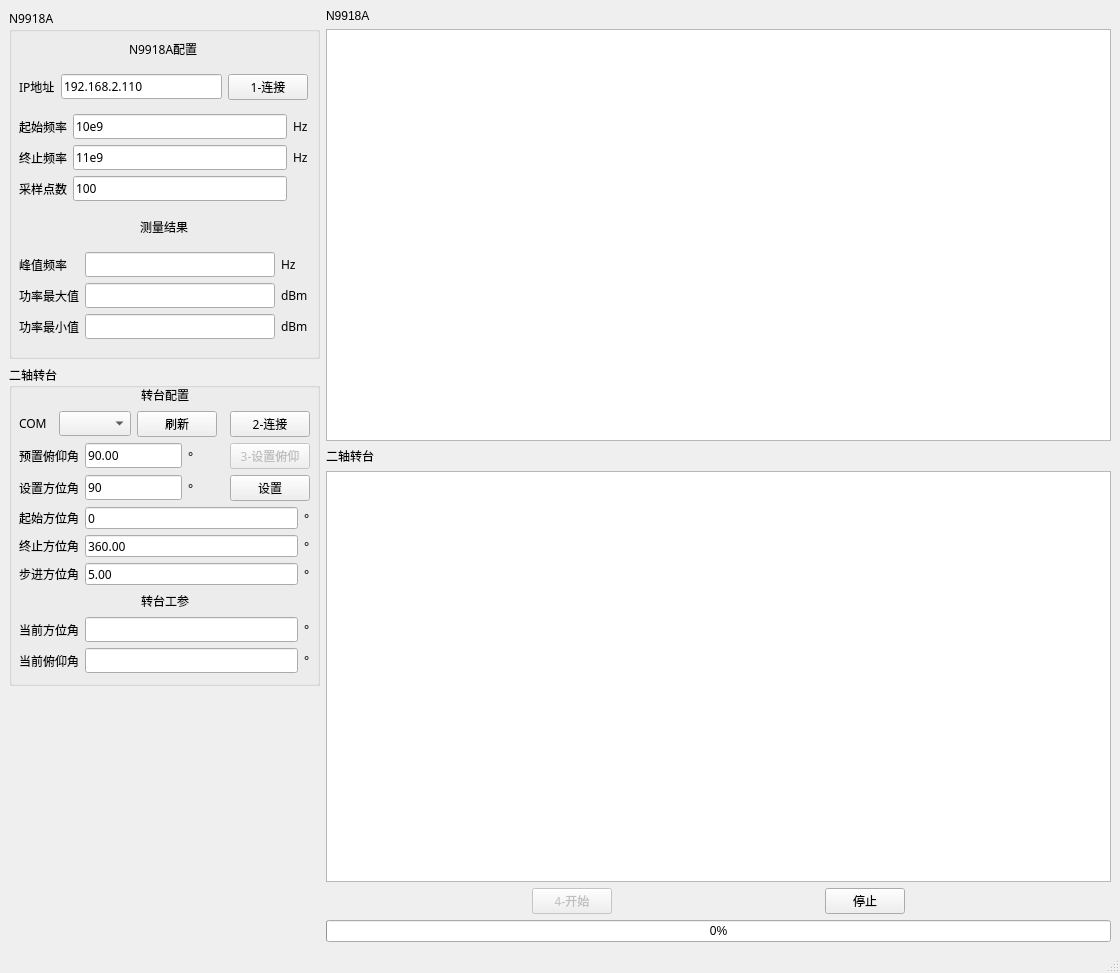
Before: the Qt Designer form mainwindow.ui in ArtisticZhao/antenna_pattern, drawn with Qt 5.
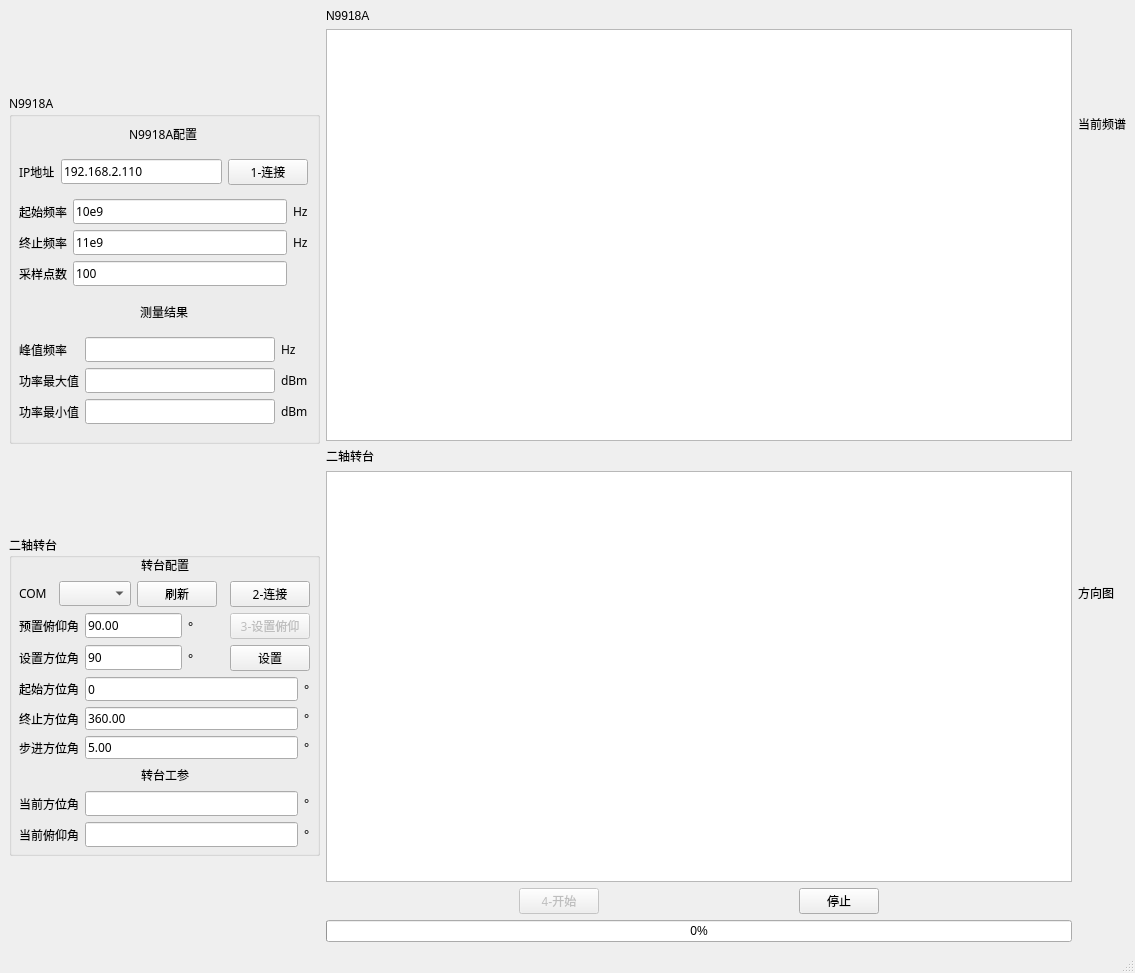
After: the same form once the commit is applied. Custom widgets are drawn as their Qt base class.

Commit message: 使用QChart库完成频谱和方向图的绘制

What changed in the file:
```diff
--- a/mainwindow.ui
+++ b/mainwindow.ui
@@ -9,7 +9,7 @@
    <rect>
     <x>0</x>
     <y>0</y>
-    <width>1120</width>
+    <width>1135</width>
     <height>973</height>
    </rect>
   </property>
@@ -379,7 +379,7 @@
            <x>10</x>
            <y>20</y>
            <width>291</width>
-           <height>288</height>
+           <height>292</height>
           </rect>
          </property>
          <layout class="QVBoxLayout" name="verticalLayout_2">
@@ -784,19 +784,6 @@
         </widget>
        </widget>
       </item>
-      <item>
-       <spacer name="verticalSpacer">
-        <property name="orientation">
-         <enum>Qt::Vertical</enum>
-        </property>
-        <property name="sizeHint" stdset="0">
-         <size>
-          <width>20</width>
-          <height>40</height>
-         </size>
-        </property>
-       </spacer>
-      </item>
      </layout>
     </item>
     <item>
@@ -914,7 +901,28 @@
      </layout>
     </item>
     <item>
-     <layout class="QVBoxLayout" name="verticalLayout_5"/>
+     <layout class="QVBoxLayout" name="vl_graph">
+      <item>
+       <widget class="QLabel" name="label_32">
+        <property name="text">
+         <string>当前频谱</string>
+        </property>
+       </widget>
+      </item>
+      <item>
+       <widget class="QChartView" name="spectrum" native="true"/>
+      </item>
+      <item>
+       <widget class="QLabel" name="label_33">
+        <property name="text">
+         <string>方向图</string>
+        </property>
+       </widget>
+      </item>
+      <item>
+       <widget class="QChartView" name="pattern" native="true"/>
+      </item>
+     </layout>
     </item>
    </layout>
   </widget>
@@ -930,6 +938,14 @@
   </widget>
   <widget class="QStatusBar" name="statusbar"/>
  </widget>
+ <customwidgets>
+  <customwidget>
+   <class>QChartView</class>
+   <extends>QWidget</extends>
+   <header location="global">QChartView</header>
+   <container>1</container>
+  </customwidget>
+ </customwidgets>
  <resources/>
  <connections/>
 </ui>
```
Left out of the diff: 5 changed lines with no effect on the pictures. The commit also changes 5 other files.
